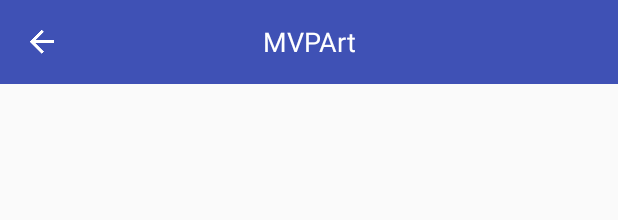
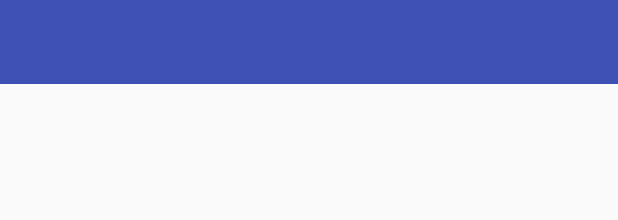
Before and after one commit to lishide/AndDevMvp, an Android app: the layout include_title.xml on its own in the app's theme, with its tools: preview values and no code run, on a phone screen of 412 x 824 dp. Shown: the top 220 px of the screen. Run offline under Robolectric (Android 15) with nearby library versions, the phone set to English and light mode, and no system bars.

Commit message:
add okhttp3 log;modify common title.

```diff
--- a/app/build.gradle
+++ b/app/build.gradle
@@ -93,4 +93,5 @@ dependencies {
         exclude module: 'support-annotations'
     }
     implementation rootProject.ext.dependencies["paginate"]
+    implementation rootProject.ext.dependencies["okhttp-logging"]
 }
--- a/app/src/main/java/com/lishide/anddevmvp/app/AppLifecyclesImpl.java
+++ b/app/src/main/java/com/lishide/anddevmvp/app/AppLifecyclesImpl.java
@@ -5,13 +5,11 @@ import android.content.Context;
 
 import com.jess.arms.base.delegate.AppLifecycles;
 import com.jess.arms.utils.ArmsUtils;
+import com.lishide.anddevmvp.BuildConfig;
 import com.squareup.leakcanary.LeakCanary;
 import com.squareup.leakcanary.RefWatcher;
 
 import butterknife.ButterKnife;
-
-import com.lishide.anddevmvp.BuildConfig;
-
 import timber.log.Timber;
 
 /**
--- a/app/src/main/res/layout/include_title.xml
+++ b/app/src/main/res/layout/include_title.xml
@@ -1,28 +1,9 @@
 <?xml version="1.0" encoding="utf-8"?>
-<LinearLayout xmlns:android="http://schemas.android.com/apk/res/android"
-    xmlns:tools="http://schemas.android.com/tools"
-    android:layout_width="match_parent"
-    android:layout_height="wrap_content"
-    android:orientation="vertical">
-
-    <android.support.v7.widget.Toolbar
+<android.support.v7.widget.Toolbar xmlns:android="http://schemas.android.com/apk/res/android"
     android:id="@+id/toolbar"
     android:layout_width="match_parent"
     android:layout_height="?attr/actionBarSize"
     android:background="?attr/colorPrimary">
-
-        <RelativeLayout
-            android:id="@+id/toolbar_back"
-            android:layout_width="wrap_content"
-            android:layout_height="match_parent">
-
-            <ImageView
-                android:layout_width="wrap_content"
-                android:layout_height="wrap_content"
-                android:layout_centerVertical="true"
-                android:contentDescription="@string/back"
-                android:src="@mipmap/ic_arrow_back_white_24dp" />
-        </RelativeLayout>
 
     <TextView
         android:id="@+id/toolbar_title"
@@ -33,8 +14,29 @@
         android:maxEms="8"
         android:maxLines="1"
         android:textColor="@android:color/white"
-            android:textSize="18sp"
-            tools:text="MVPArt" />
+        android:textSize="@dimen/sp_18" />
 
+    <TextView
+        android:id="@+id/tv_rightBtn"
+        android:layout_width="wrap_content"
+        android:layout_height="wrap_content"
+        android:layout_gravity="end"
+        android:layout_marginEnd="@dimen/dp_15"
+        android:layout_marginRight="@dimen/dp_15"
+        android:ellipsize="end"
+        android:maxEms="4"
+        android:maxLines="1"
+        android:textColor="@android:color/white"
+        android:textSize="@dimen/sp_16"
+        android:visibility="gone" />
+
+    <ImageView
+        android:id="@+id/iv_rightBtn"
+        android:layout_width="@dimen/dp_24"
+        android:layout_height="@dimen/dp_24"
+        android:layout_gravity="end"
+        android:layout_marginEnd="@dimen/dp_15"
+        android:layout_marginRight="@dimen/dp_15"
+        android:padding="2dp"
+        android:visibility="gone" />
 </android.support.v7.widget.Toolbar>
-</LinearLayout>
--- /dev/null
+++ b/app/src/main/res/values/dimens.xml
@@ -0,0 +1,9 @@
+<resources>
+    <!--常用控件大小-->
+    <dimen name="dp_15">15dp</dimen>
+    <dimen name="dp_24">24dp</dimen>
+
+    <!--常用字号-->
+    <dimen name="sp_16">16sp</dimen>
+    <dimen name="sp_18">18sp</dimen>
+</resources>
```
Also changed, not shown: app/src/main/java/com/lishide/anddevmvp/app/ActivityLifecycleCallbacksImpl.java (+5 -7 lines), app/src/main/java/com/lishide/anddevmvp/app/GlobalConfiguration.java (+11 -0 lines). Lines whose indentation alone changed are shown as unchanged.
